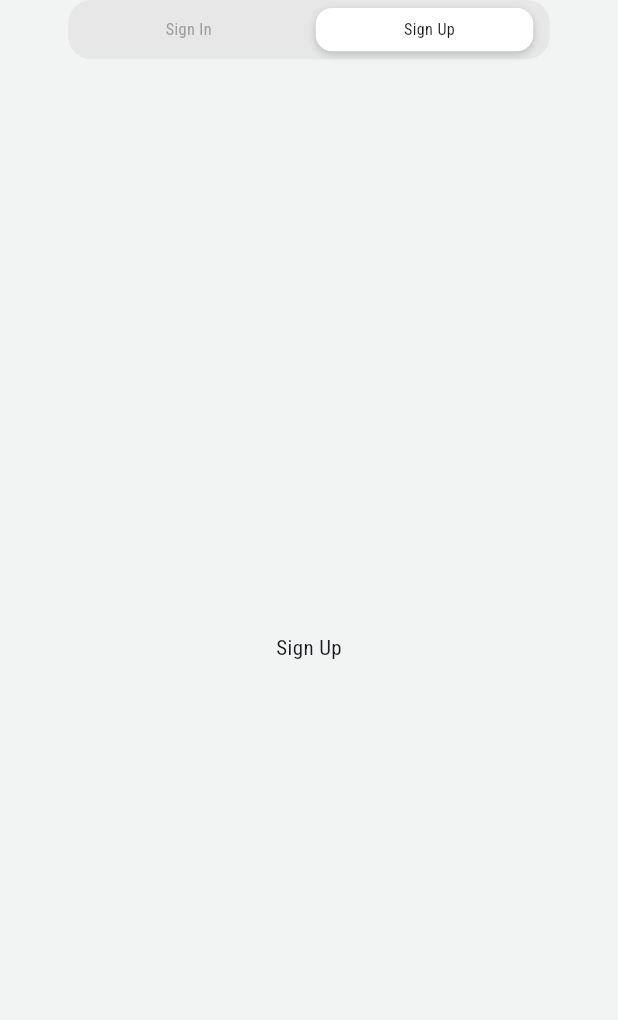
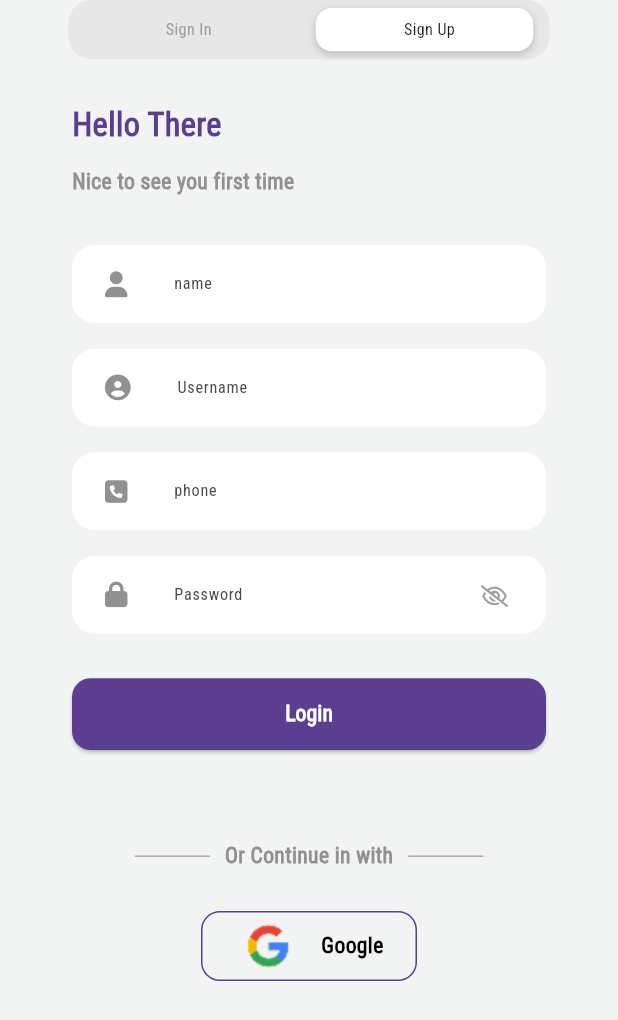
Before and after one commit to Abdelrhman-M98/nuro_app, a Flutter app: the screen it shows after launch, after a tap on "Sign Up", on a phone screen of 412 x 824 dp. Shown: the top 1020 px of the screen. Run offline on Flutter 3.47's test engine with Material 3 defaults, Android fonts, the phone set to English and light mode, and no system bars; our stand-ins replace flutter_screenutil, font_awesome_flutter, go_router.

Commit message:
Finish signUp and Login ui View

```diff
--- a/lib/Features/Entry_View/presentation/view/widget/signin_body.dart
+++ b/lib/Features/Entry_View/presentation/view/widget/signin_body.dart
@@ -43,7 +43,7 @@ class _SigninBodyState extends State<SigninBody> {
             SizedBox(height: 31.h),
             Align(
               alignment: Alignment.centerLeft,
-              child: Text("Welcome!", style: FontStyles.roboto24),
+              child: Text("Welcome Back", style: FontStyles.roboto24),
             ),
             SizedBox(height: 14.h),
             Align(
--- a/lib/Features/Entry_View/presentation/view/widget/signup_body.dart
+++ b/lib/Features/Entry_View/presentation/view/widget/signup_body.dart
@@ -1,10 +1,130 @@
+// ignore_for_file: avoid_print
+
 import 'package:flutter/material.dart';
+import 'package:flutter_screenutil/flutter_screenutil.dart';
+import 'package:font_awesome_flutter/font_awesome_flutter.dart';
+import 'package:neuro_app/Core/utils/custom_button.dart';
+import 'package:neuro_app/Core/utils/custom_divider.dart';
+import 'package:neuro_app/Core/utils/custom_password_field.dart';
+import 'package:neuro_app/Core/utils/custom_text_button.dart';
+import 'package:neuro_app/Core/utils/custom_text_field.dart';
+import 'package:neuro_app/Core/utils/google_button.dart';
+import 'package:neuro_app/Core/utils/styles.dart';
 
-class SignupBody extends StatelessWidget {
+class SignupBody extends StatefulWidget {
   const SignupBody({super.key});
 
   @override
+  State<SignupBody> createState() => _SignupBodyState();
+}
+
+class _SignupBodyState extends State<SignupBody> {
+  final formKey = GlobalKey<FormState>();
+  final TextEditingController usernameController = TextEditingController();
+  final TextEditingController passwordController = TextEditingController();
+  void validateForm() {
+    if (formKey.currentState!.validate()) {
+      print("Form is valid!");
+    } else {
+      print("Form has errors!");
+    }
+  }
+
+  @override
   Widget build(BuildContext context) {
-    return Center(child: Text("Sign Up"));
+    return SizedBox(
+      width: double.infinity,
+      child: Padding(
+        padding: EdgeInsets.symmetric(horizontal: 48.w),
+        child: Column(
+          children: [
+            SizedBox(height: 31.h),
+            Align(
+              alignment: Alignment.centerLeft,
+              child: Text("Hello There", style: FontStyles.roboto24),
+            ),
+            SizedBox(height: 14.h),
+            Align(
+              alignment: Alignment.centerLeft,
+              child: Text(
+                "Nice to see you first time",
+                style: FontStyles.roboto16,
+              ),
+            ),
+            SizedBox(height: 35.h),
+
+            Form(
+              key: formKey,
+              child: Column(
+                children: [
+                  CustomTextField(
+                    controller: usernameController,
+                    label: "name",
+                    icon: FontAwesomeIcons.solidUser,
+                    validator: (value) {
+                      if (value == null || value.isEmpty) {
+                        return "Username is required";
+                      } else if (value.length < 4) {
+                        return "Username must be at least 4 characters";
+                      }
+                      return null;
+                    },
+                  ),
+                  SizedBox(height: 19.h),
+                  CustomTextField(
+                    controller: usernameController,
+                    label: "Username",
+                    icon: FontAwesomeIcons.solidCircleUser,
+                    validator: (value) {
+                      if (value == null || value.isEmpty) {
+                        return "Username is required";
+                      } else if (value.length < 4) {
+                        return "Username must be at least 4 characters";
+                      }
+                      return null;
+                    },
+                  ),
+                  SizedBox(height: 19.h),
+                  CustomTextField(
+                    controller: usernameController,
+                    label: "phone",
+                    icon: FontAwesomeIcons.squarePhone,
+                    validator: (value) {
+                      if (value == null || value.isEmpty) {
+                        return "Username is required";
+                      } else if (value.length < 4) {
+                        return "Username must be at least 4 characters";
+                      }
+                      return null;
+                    },
+                  ),
+                  SizedBox(height: 19.h),
+                  CustomPasswordField(
+                    controller: passwordController,
+                    label: "Password",
+                    icon: FontAwesomeIcons.lock,
+                    validator: (value) {
+                      if (value == null || value.isEmpty) {
+                        return "Password is required";
+                      } else if (value.length < 6) {
+                        return "Password must be at least 6 characters";
+                      }
+                      return null;
+                    },
+                  ),
+                ],
+              ),
+            ),
+
+            SizedBox(height: 33.h),
+            CustomButton(onPressed: validateForm),
+            SizedBox(height: 67.h),
+            CustomDivider(),
+            SizedBox(height: 29.h),
+            GoogleButton(),
+          ],
+        ),
+      ),
+    );
   }
 }
```
